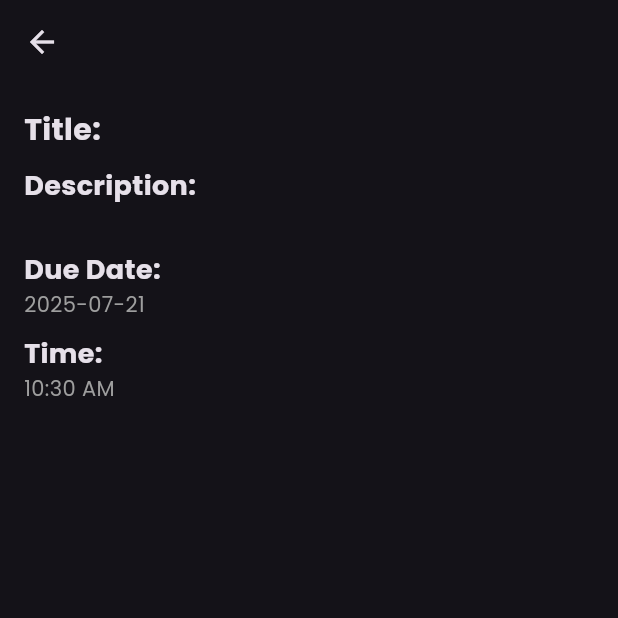
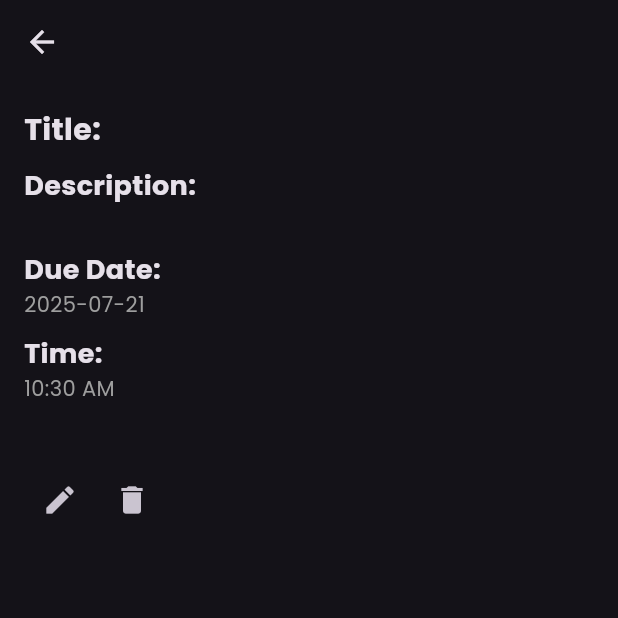
Before and after one commit to Nadun-Charuka/study_planner_u6_9, a Flutter app: the SingleAssignmentPage screen opened directly with empty values, on a phone screen of 412 x 824 dp, the top half of it. Run offline on Flutter 3.47's test engine with Material 3 defaults, Android fonts, the phone set to English and light mode, and no system bars; our stand-ins replace cloud_firestore, firebase_core, firebase_storage, flutter_riverpod, go_router, google_fonts and 1 more; accounts and stored records are empty.

Commit message:
stop for now

```diff
--- a/lib/pages/main_screens/courses_page.dart
+++ b/lib/pages/main_screens/courses_page.dart
@@ -94,7 +94,8 @@ class CoursesPage extends ConsumerWidget {
                                       child: ListTile(
                                         title: Text(assignment.name),
                                         subtitle: Text(
-                                            "Due Date: ${assignment.dueDateTime.toString().split(" ")[0]}"),
+                                          "Due Date: ${assignment.dueDateTime.toString().split(" ")[0]}",
+                                        ),
                                       ),
                                       onTap: () {
                                         GoRouter.of(context).push(
--- a/lib/pages/single_assignment_page.dart
+++ b/lib/pages/single_assignment_page.dart
@@ -69,6 +69,19 @@ class SingleAssignmentPage extends StatelessWidget {
                 color: Colors.grey,
               ),
             ),
+            SizedBox(height: 40),
+            Row(
+              children: [
+                IconButton(
+                  onPressed: () {},
+                  icon: Icon(Icons.edit),
+                ),
+                IconButton(
+                  onPressed: () {},
+                  icon: Icon(Icons.delete),
+                ),
+              ],
+            ),
           ],
         ),
       ),
```
Also changed, not shown: lib/pages/add_new_note_page.dart (+3 -5 lines), lib/services/database/assignment_service.dart (+8 -0 lines).
